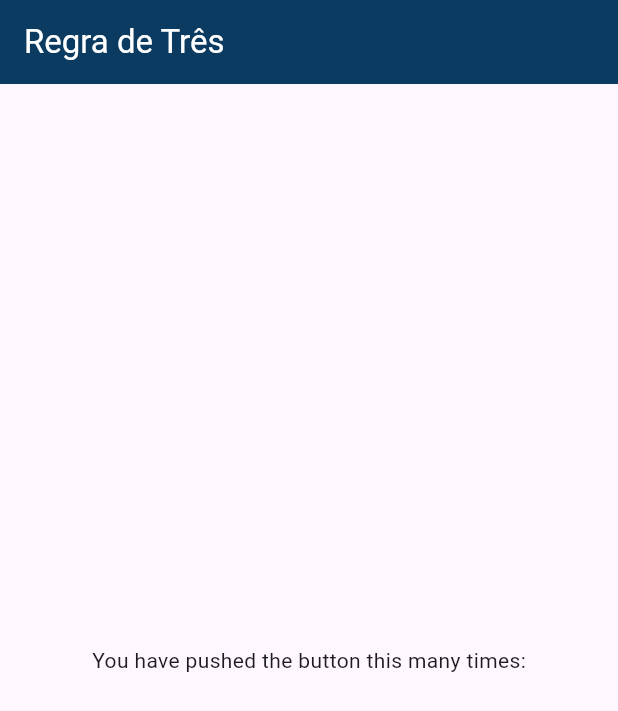
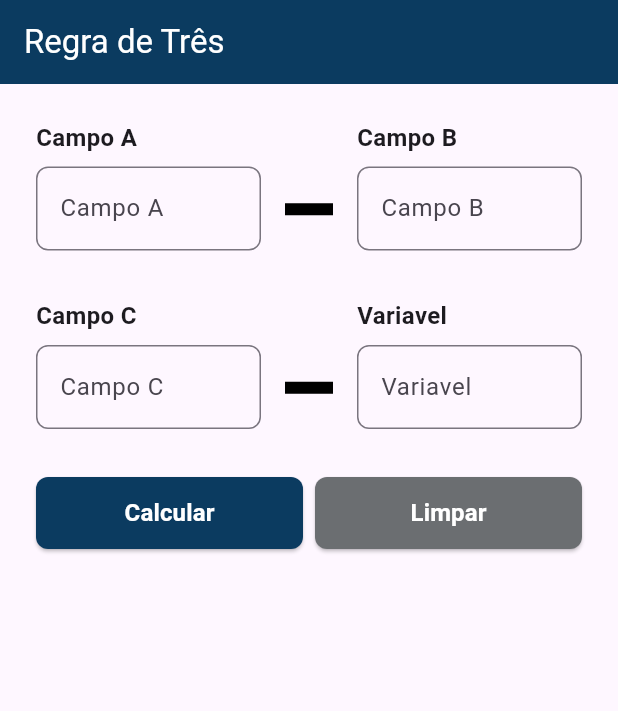
Before and after one commit to otaviohenrique1/app_regra_de_tres, a Flutter app: the screen it shows after launch, on a phone screen of 412 x 824 dp. Shown: the top 711 px of the screen. Run offline on Flutter 3.47's test engine with Material 2 defaults, Android fonts, the light colour scheme and no system bars; Roboto replaces fonts that are missing (PublicSans).

Commit message:
commit 2

```diff
--- /dev/null
+++ b/lib/components/botao.dart
@@ -0,0 +1,41 @@
+import 'package:flutter/material.dart';
+import 'package:app_regra_de_tres/styles/fonts.dart';
+
+class Botao extends StatelessWidget {
+  const Botao({
+    super.key,
+    required this.onPressed,
+    required this.fontColor,
+    required this.label,
+    required this.backgroundColor,
+  });
+
+  final void Function() onPressed;
+  final Color fontColor;
+  final Color backgroundColor;
+  final String label;
+
+  @override
+  Widget build(BuildContext context) {
+    return ElevatedButton(
+      style: ElevatedButton.styleFrom(
+        backgroundColor: backgroundColor,
+        padding: const EdgeInsets.all(8),
+        minimumSize: const Size.fromHeight(48),
+        shape: const RoundedRectangleBorder(
+          borderRadius: BorderRadius.all(Radius.circular(8)),
+        ),
+      ),
+      onPressed: onPressed,
+      child: Text(
+        label,
+        style: TextStyle(
+          color: fontColor,
+          fontSize: 16,
+          fontFamily: fontFamily,
+          fontWeight: fontWeightBold,
+        ),
+      ),
+    );
+  }
+}
--- a/lib/pages/campo_texto.dart
+++ b/lib/components/campo_texto.dart
@@ -1,6 +1,6 @@
+import 'package:flutter/material.dart';
 import 'package:app_regra_de_tres/styles/colors.dart';
 import 'package:app_regra_de_tres/styles/fonts.dart';
-import 'package:flutter/material.dart';
 
 class CampoTexto extends StatelessWidget {
   const CampoTexto({
@@ -8,8 +8,8 @@ class CampoTexto extends StatelessWidget {
     required this.controller,
     required this.hintText,
     required this.label,
+    required this.keyboardType,
     this.validator,
-    this.keyboardType,
   });
 
   final String label;
--- /dev/null
+++ b/lib/components/titulo.dart
@@ -0,0 +1,38 @@
+import 'package:app_regra_de_tres/styles/fonts.dart';
+import 'package:flutter/material.dart';
+
+class Titulo extends StatelessWidget {
+  const Titulo({
+    super.key,
+    required this.titulo,
+    required this.color,
+    required this.alignment,
+    required this.fontSize,
+    required this.fontWeight,
+  });
+
+  final String titulo;
+  final Color color;
+  final AlignmentGeometry alignment;
+  final double fontSize;
+  final FontWeight fontWeight;
+
+  @override
+  Widget build(BuildContext context) {
+    return Align(
+      alignment: alignment,
+      child: Text(
+        titulo,
+        softWrap: true,
+        style: TextStyle(
+          color: color,
+          fontSize: fontSize,
+          // fontSize: 24,
+          fontFamily: fontFamily,
+          fontWeight: fontWeight,
+          // fontWeight: fontWeightBold,
+        ),
+      ),
+    );
+  }
+}
--- a/lib/pages/homepage.dart
+++ b/lib/pages/homepage.dart
@@ -1,5 +1,9 @@
+import 'package:app_regra_de_tres/components/botao.dart';
+import 'package:app_regra_de_tres/components/campo_texto.dart';
+import 'package:app_regra_de_tres/utils/validator.dart';
+import 'package:flutter/material.dart';
+import 'package:app_regra_de_tres/components/titulo.dart';
 import 'package:app_regra_de_tres/styles/colors.dart';
-import 'package:flutter/material.dart';
 
 class HomePage extends StatefulWidget {
   const HomePage({super.key});
@@ -9,7 +13,22 @@ class HomePage extends StatefulWidget {
 }
 
 class _HomePageState extends State<HomePage> {
-  void _incrementCounter() {
+  GlobalKey<FormState> formKey = GlobalKey<FormState>();
+  final TextEditingController _campoAController = TextEditingController();
+  final TextEditingController _campoBController = TextEditingController();
+  final TextEditingController _campoCController = TextEditingController();
+  final TextEditingController _campoDController = TextEditingController();
+
+  @override
+  void dispose() {
+    _campoAController.dispose();
+    _campoBController.dispose();
+    _campoCController.dispose();
+    _campoDController.dispose();
+    super.dispose();
+  }
+
+  void _calcularRegraDeTres() {
     setState(() {
       //
     });
@@ -22,14 +41,111 @@ class _HomePageState extends State<HomePage> {
         backgroundColor: azul1,
         title: const Text("Regra de Três", style: TextStyle(color: branco)),
       ),
-      body: const Center(
-        child: Column(
-          mainAxisAlignment: MainAxisAlignment.center,
-          children: <Widget>[
-            Text(
-              'You have pushed the button this many times:',
+      body: SingleChildScrollView(
+        child: Padding(
+          padding: const EdgeInsets.all(24),
+          child: Form(
+            key: formKey,
+            child: Column(
+              children: [
+                Row(
+                  children: [
+                    Expanded(
+                      child: CampoTexto(
+                        label: "Campo A",
+                        hintText: "Campo A",
+                        controller: _campoAController,
+                        keyboardType: TextInputType.number,
+                        validator: validaCampoVazio,
+                      ),
+                    ),
+                    const SizedBox(width: 16),
+                    Column(
+                      children: [
+                        const SizedBox(height: 32),
+                        Container(
+                          width: 32,
+                          height: 8,
+                          color: preto,
+                        ),
+                      ],
+                    ),
+                    const SizedBox(width: 16),
+                    Expanded(
+                      child: CampoTexto(
+                        label: "Campo B",
+                        hintText: "Campo B",
+                        controller: _campoBController,
+                        keyboardType: TextInputType.number,
+                        validator: validaCampoVazio,
+                      ),
+                    ),
+                  ],
+                ),
+                const SizedBox(height: 32),
+                Row(
+                  children: [
+                    Expanded(
+                      child: CampoTexto(
+                        label: "Campo C",
+                        hintText: "Campo C",
+                        controller: _campoCController,
+                        keyboardType: TextInputType.number,
+                        validator: validaCampoVazio,
+                      ),
+                    ),
+                    const SizedBox(width: 16),
+                    Column(
+                      children: [
+                        const SizedBox(height: 32),
+                        Container(
+                          width: 32,
+                          height: 8,
+                          color: preto,
+                        ),
+                      ],
+                    ),
+                    const SizedBox(width: 16),
+                    Expanded(
+                      child: CampoTexto(
+                        label: "Variavel",
+                        hintText: "Variavel",
+                        controller: _campoDController,
+                        keyboardType: TextInputType.text,
+                        validator: validaCampoVazio,
+                      ),
+                    ),
+                  ],
+                ),
+                const SizedBox(height: 32),
+                Row(
+                  children: [
+                    Expanded(
+                      child: Botao(
+                        onPressed: () {
+                          if (formKey.currentState!.validate()) {}
+                        },
+                        label: "Calcular",
+                        backgroundColor: azul1,
+                        fontColor: branco,
+                      ),
+                    ),
+                    const SizedBox(width: 8),
+                    Expanded(
+                      child: Botao(
+                        onPressed: () {
+                          formKey.currentState!.reset();
+                        },
+                        label: "Limpar",
+                        backgroundColor: cinza1,
+                        fontColor: branco,
+                      ),
+                    ),
+                  ],
+                ),
+              ],
             ),
-          ],
+          ),
         ),
       ),
     );
--- /dev/null
+++ b/lib/utils/validator.dart
@@ -0,0 +1,10 @@
+bool validaValor(String? value) {
+  return (value == null || value.isEmpty);
+}
+
+String? validaCampoVazio(String? value) {
+  if (validaValor(value)) {
+    return "Campo vazio";
+  }
+  return null;
+}
```
